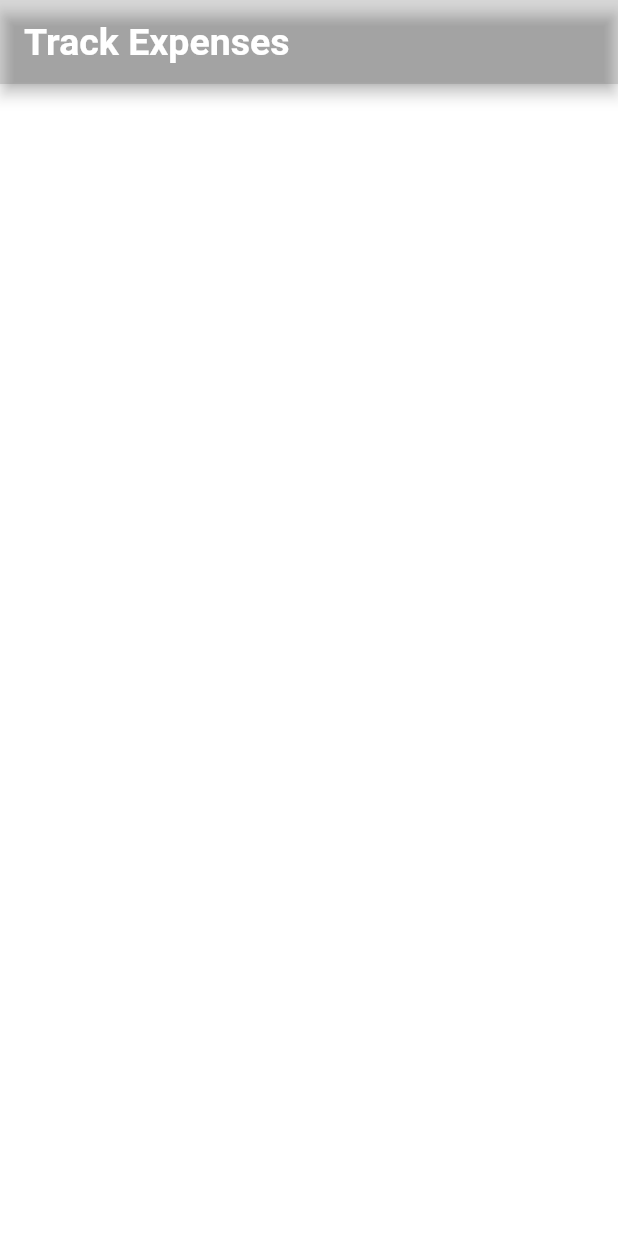
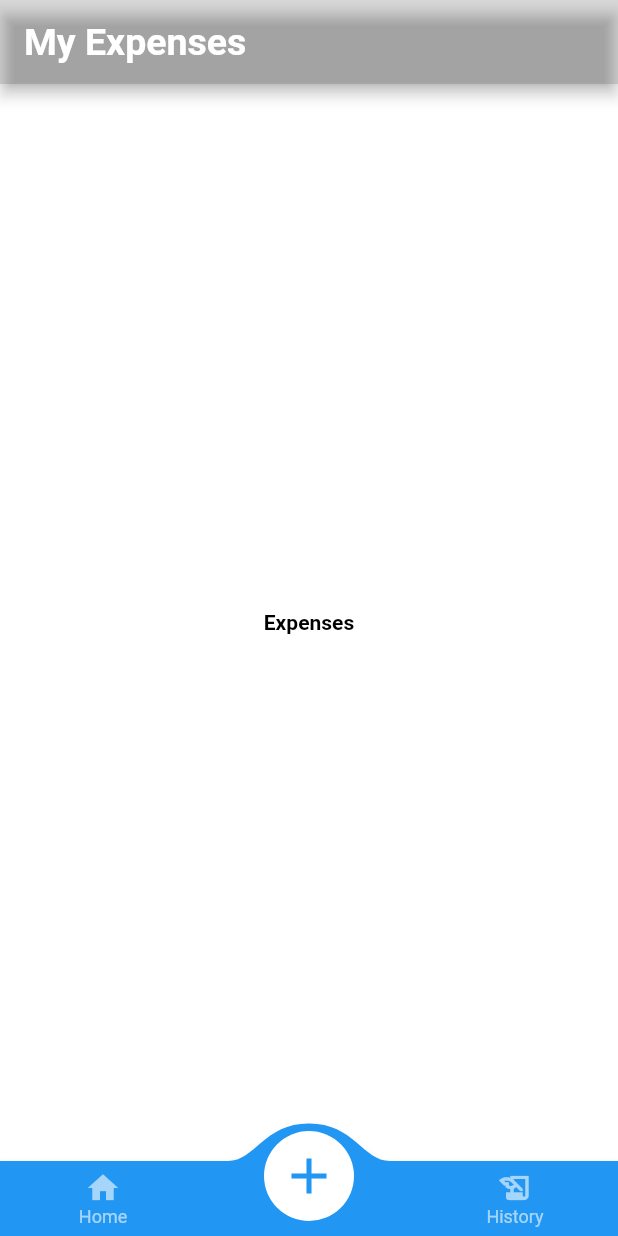
Before and after one commit to itzhadi/track_my_expenses, a Flutter app: the screen it shows after launch, on a phone screen of 412 x 824 dp. Run offline on Flutter 3.47's test engine with Material 2 defaults, Android fonts, the light colour scheme and no system bars; drawn by our look-alikes of convex_bottom_bar; our stand-ins replace device_preview.

Commit message:
structure of the app

```diff
--- /dev/null
+++ b/lib/components/expenses_screen.dart
@@ -0,0 +1,17 @@
+import 'package:flutter/material.dart';
+
+class Expenses extends StatelessWidget {
+  static const String id = 'expense_screen';
+
+  @override
+  Widget build(BuildContext context) {
+    return Center(
+      child: Container(
+        child: Text(
+          "Expenses",
+          style: TextStyle(color: Colors.black, fontWeight: FontWeight.bold),
+        ),
+      ),
+    );
+  }
+}
--- /dev/null
+++ b/lib/components/home_screen.dart
@@ -0,0 +1,47 @@
+import 'package:convex_bottom_bar/convex_bottom_bar.dart';
+import 'package:flutter/material.dart';
+import 'package:track_my_expenses/components/history_screen.dart';
+
+import 'add_expense_screen.dart';
+import 'expenses_screen.dart';
+
+class HomeScreen extends StatefulWidget {
+  const HomeScreen({super.key});
+
+  @override
+  State<HomeScreen> createState() => _HomeScreenState();
+}
+
+class _HomeScreenState extends State<HomeScreen> {
+  int selectedPage = 0;
+  final _pageNo = [Expenses(), AddExpense(), History()];
+
+  @override
+  Widget build(BuildContext context) {
+    return Scaffold(
+      appBar: AppBar(
+        title: Text("My Expenses",
+            style: TextStyle(
+                fontSize: 25,
+                fontWeight: FontWeight.bold,
+                color: Colors.white)),
+      ),
+      body: _pageNo[selectedPage],
+      bottomNavigationBar: ConvexAppBar(
+        initialActiveIndex: 1,
+        items: [
+          TabItem(icon: Icons.home, title: 'Home'),
+          TabItem(icon: Icons.add, title: 'Add'),
+          TabItem(icon: Icons.history_edu, title: 'History'),
+        ],
+        onTap: (int i) {
+          setState(
+            () {
+              selectedPage = i;
+            },
+          );
+        },
+      ),
+    );
+  }
+}
--- a/lib/main.dart
+++ b/lib/main.dart
@@ -1,8 +1,10 @@
+import 'package:device_preview/device_preview.dart';
+import 'package:flutter/foundation.dart';
 import 'package:flutter/material.dart';
+import 'package:track_my_expenses/components/home_screen.dart';
 
-void main() {
-  runApp(const MyApp());
-}
+void main() => runApp(
+    DevicePreview(enabled: !kReleaseMode, builder: (context) => MyApp()));
 
 class MyApp extends StatelessWidget {
   const MyApp({super.key});
@@ -16,17 +18,6 @@ class MyApp extends StatelessWidget {
             appBarTheme: AppBarTheme(
               color: Colors.black12,
             )),
-      home: Column(
-        children: [
-          AppBar(
-            title: Text("Track Expenses",
-                style: TextStyle(
-                    color: Colors.white,
-                    fontSize: 25,
-                    fontWeight: FontWeight.bold)),
-          )
-        ],
-      ),
-    );
+        home: HomeScreen());
   }
 }
--- a/pubspec.yaml
+++ b/pubspec.yaml
@@ -35,6 +35,8 @@ dependencies:
   # The following adds the Cupertino Icons font to your application.
   # Use with the CupertinoIcons class for iOS style icons.
   cupertino_icons: ^1.0.2
+  device_preview: ^1.1.0
+  convex_bottom_bar: ^3.2.0
 
 dev_dependencies:
   flutter_test:
```
Also changed, not shown: lib/components/add_expense_screen.dart (added, +17 -0 lines), lib/components/buttom_bar.dart (added, +45 -0 lines), lib/components/history_screen.dart (added, +17 -0 lines), pubspec.lock, 1 other file. Lines whose indentation alone changed are shown as unchanged.
